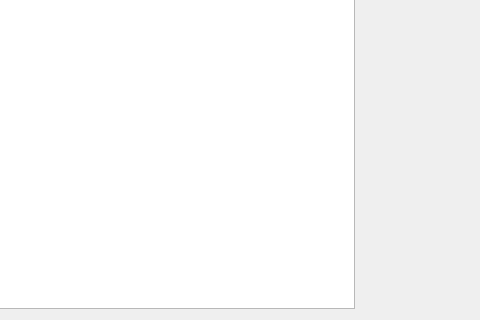
This is CollegeTouring/collegelist.ui in belalzahran/CS_Project2_TheApplicants as Qt 5 draws it before an edit; both pictures show x 174 to 654 and y 189 to 509 of the 654 by 509 pixel window. The edited form follows.
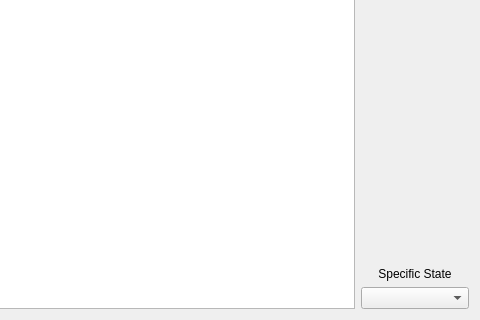
This is the edited form.

Commit message: implemented state selection for colleges list

Diff of the .ui file:
```diff
--- a/CollegeTouring/collegelist.ui
+++ b/CollegeTouring/collegelist.ui
@@ -62,6 +62,22 @@
        </property>
       </spacer>
      </item>
+     <item>
+      <widget class="QLabel" name="label">
+       <property name="text">
+        <string>Specific State</string>
+       </property>
+       <property name="alignment">
+        <set>Qt::AlignCenter</set>
+       </property>
+       <property name="wordWrap">
+        <bool>true</bool>
+       </property>
+      </widget>
+     </item>
+     <item>
+      <widget class="QComboBox" name="comboBoxState"/>
+     </item>
     </layout>
    </item>
   </layout>
```
The commit also changes 2 other files.
